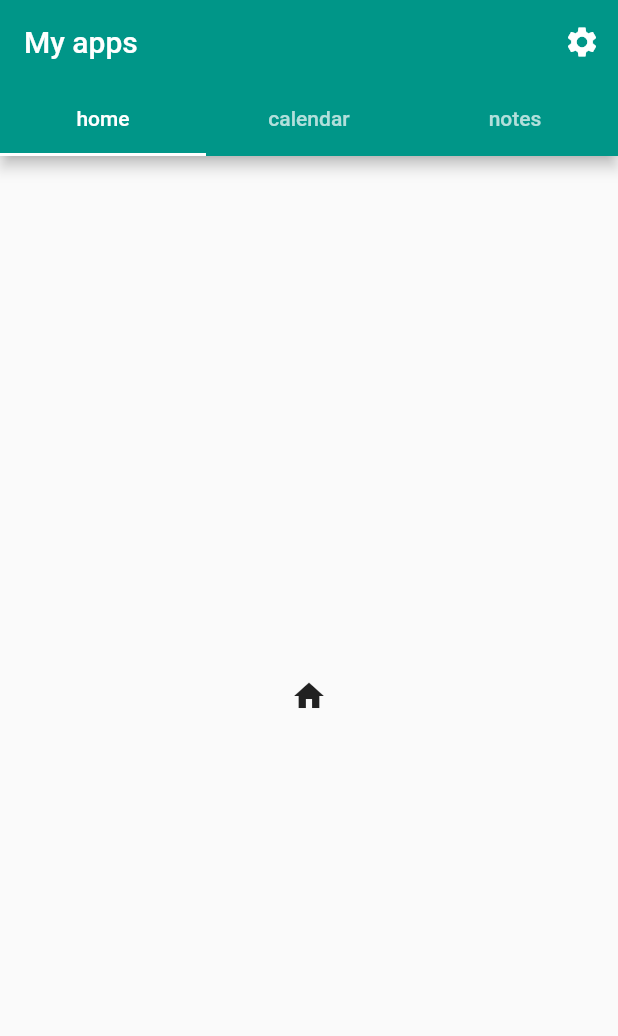
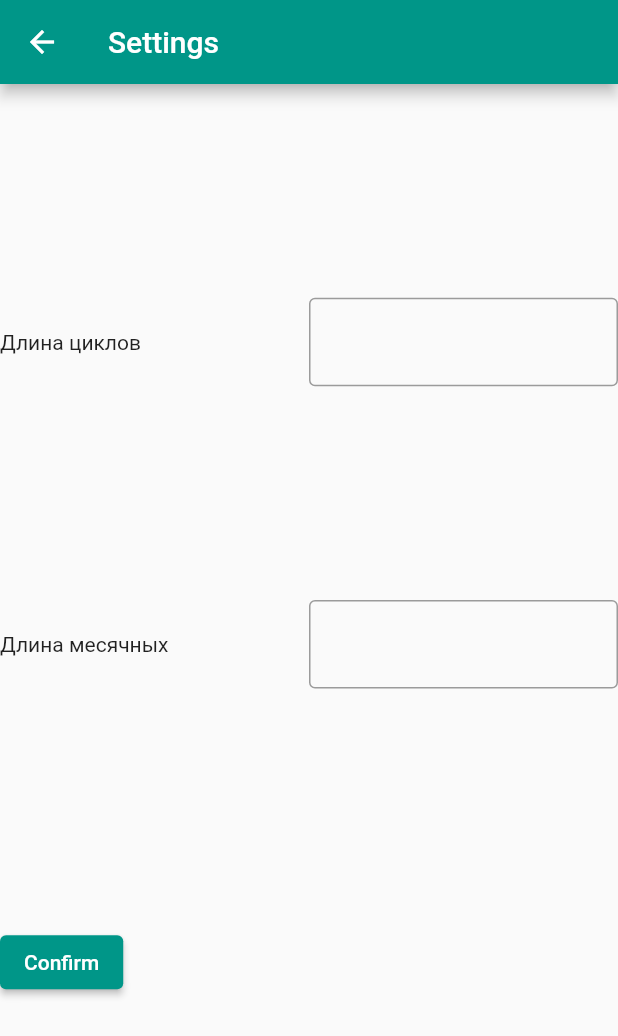
Before and after one commit to IraSoro/period-tracker, a Flutter app: the screen it shows after launch, after a tap on the "settings" icon, on a phone screen of 412 x 824 dp. Shown: the top 1036 px of the screen. Run offline on Flutter 3.47's test engine with Material 2 defaults, Android fonts, the phone set to English and light mode, and no system bars.

Commit message:
Added widgets to settings

```diff
--- a/lib/main.dart
+++ b/lib/main.dart
@@ -44,7 +44,7 @@ class MainScreen extends StatelessWidget {
               IconButton(
                 icon: const Icon(Icons.settings),
                 onPressed: () {
-                  Navigator.pushNamed(context, '/second');
+                  Navigator.pushNamed(context, '/settings');
                 },
               )
             ],
@@ -69,6 +69,155 @@ class SettingsScreen extends StatelessWidget {
   Widget build(BuildContext context) {
     return Scaffold(
       appBar: AppBar(title: const Text('Settings')),
+      body: const InputWidget(),
     );
   }
 }
+
+class InputWidget extends StatefulWidget {
+  const InputWidget({Key? key}) : super(key: key);
+
+  @override
+  State<InputWidget> createState() => _InputWidgetState();
+}
+
+class _InputWidgetState extends State<InputWidget> {
+  final GlobalKey<FormState> _formKey = GlobalKey<FormState>();
+
+  @override
+  Widget build(BuildContext context) {
+    return Form(
+      key: _formKey,
+      child: Column(
+        mainAxisAlignment: MainAxisAlignment.spaceEvenly,
+        children: <Widget>[
+          Row(
+            children: [
+              Expanded(flex: 1, child: const Text('Длина циклов')),
+              Expanded(
+                flex: 1,
+                child: TextFormField(
+                  decoration: const InputDecoration(
+                    border: OutlineInputBorder(),
+                  ),
+                  validator: (value) {
+                    if (value == null || value.isEmpty) {
+                      return 'Please enter number of days';
+                    }
+                    return null;
+                  },
+                ),
+              ),
+            ],
+          ),
+          Row(
+            children: [
+              Expanded(flex: 1, child: const Text('Длина месячных')),
+              Expanded(
+                flex: 1,
+                child: TextFormField(
+                  decoration: const InputDecoration(
+                    border: OutlineInputBorder(),
+                  ),
+                  validator: (value) {
+                    if (value == null || value.isEmpty) {
+                      return 'Please enter number of days';
+                    }
+                    return null;
+                  },
+                ),
+              ),
+            ],
+          ),
+          Row(
+            children: [
+              Padding(
+                padding: const EdgeInsets.symmetric(
+                  vertical: 16.0,
+                ),
+                child: ElevatedButton(
+                  onPressed: () {
+                    // Validate will return true if the form is valid, or false if
+                    // the form is invalid.
+                    if (_formKey.currentState!.validate()) {
+                      // Process data.
+                    }
+                  },
+                  child: const Text('Confirm'),
+                ),
+              ),
+            ],
+          ),
+        ],
+      ),
+    );
+    // child: Container(
+    //   padding: const EdgeInsets.all(20),
+    //   child: Column(
+    //     crossAxisAlignment: CrossAxisAlignment.start,
+    //     children: [
+    //       Row(
+    //         children: [
+    //           const Text.rich(
+    //             TextSpan(
+    //               text: 'Hello', // default text style
+    //               children: <TextSpan>[
+    //                 TextSpan(
+    //                     text: ' beautiful ',
+    //                     style: TextStyle(fontStyle: FontStyle.italic)),
+    //                 TextSpan(
+    //                     text: 'world',
+    //                     style: TextStyle(fontWeight: FontWeight.bold)),
+    //               ],
+    //             ),
+    //           ),
+    //           TextFormField(
+    //             decoration: const InputDecoration(
+    //                border: OutlineInputBorder(),
+    //              ),
+    //             validator: (value) {
+    //               if (value == null || value.isEmpty) {
+    //                 return 'Please enter number of days';
+    //               }
+    //               return null;
+    //             },
+    //           ),
+    //         ],
+    //       ),
+    //       Row(
+    //         children: [
+    //           TextFormField(
+    //             decoration: const InputDecoration(),
+    //             validator: (value) {
+    //               if (value == null || value.isEmpty) {
+    //                 return 'Please enter number of days';
+    //               }
+    //               return null;
+    //             },
+    //           ),
+    //         ],
+    //       ),
+    //       Row(
+    //         children: [
+    //           Padding(
+    //             padding: const EdgeInsets.symmetric(
+    //               vertical: 16.0,
+    //             ),
+    //             child: ElevatedButton(
+    //               onPressed: () {
+    //                 // Validate will return true if the form is valid, or false if
+    //                 // the form is invalid.
+    //                 if (_formKey.currentState!.validate()) {
+    //                   // Process data.
+    //                 }
+    //               },
+    //               child: const Text('Submit'),
+    //             ),
+    //           ),
+    //         ],
+    //       )
+    //     ],
+    //   ),
+    // ),
+  }
+}
```
